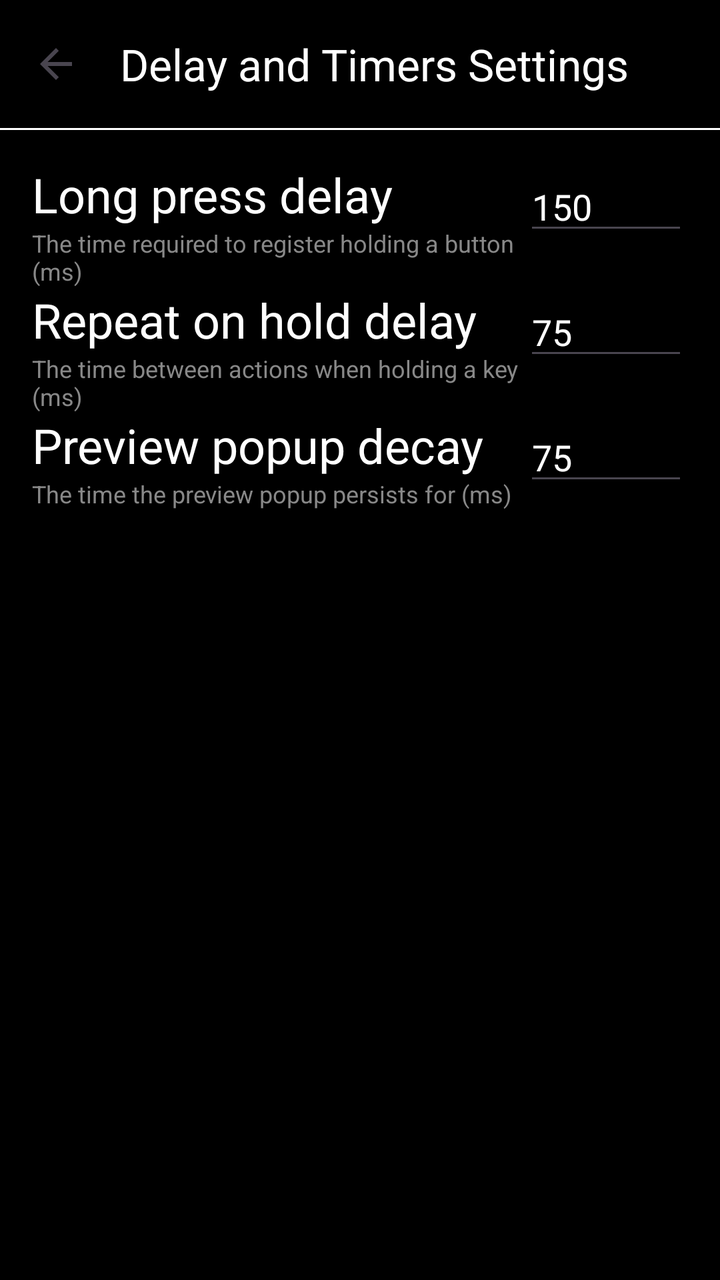
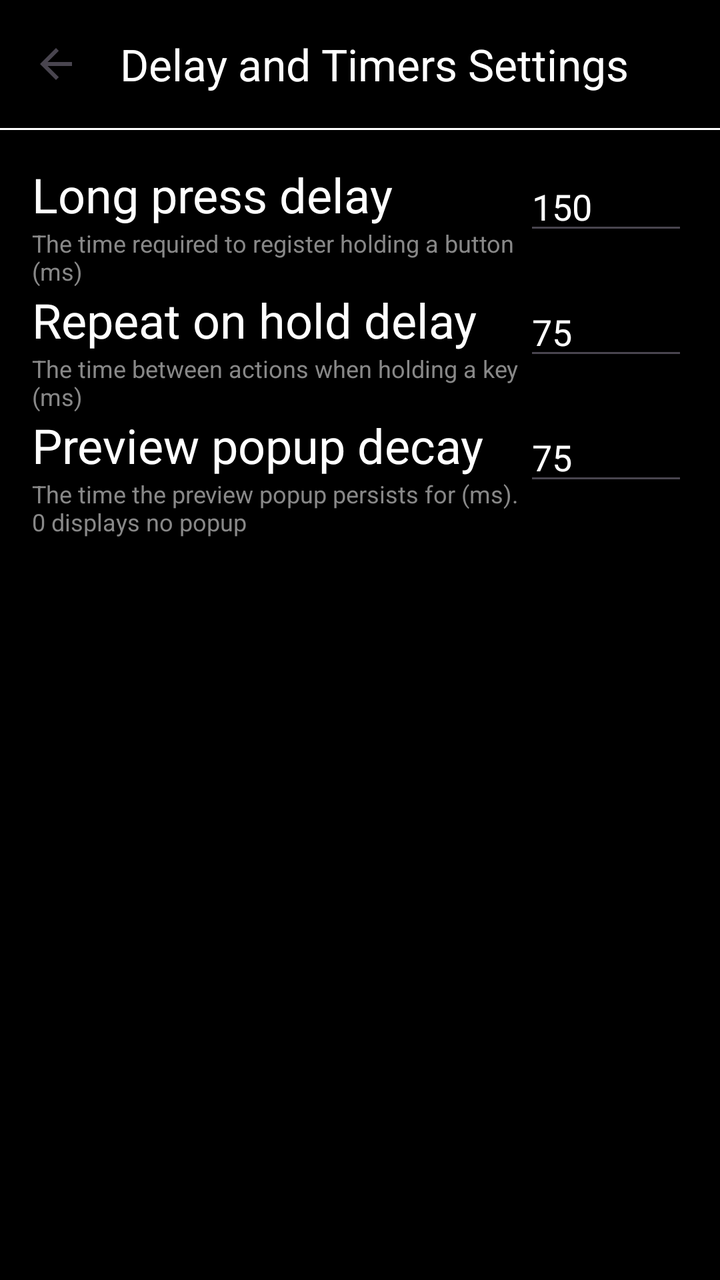

An Android layout rendered at two revisions. The XML below is the earlier revision; the diff shows what the commit changed to produce the second picture.
<!-- AndroidManifest.xml: activity theme Theme -->
<!-- res/layout/fragment_timers_settings.xml -->
<?xml version="1.0" encoding="utf-8"?>
<androidx.constraintlayout.widget.ConstraintLayout
    xmlns:android="http://schemas.android.com/apk/res/android"
    xmlns:app="http://schemas.android.com/apk/res-auto"
    xmlns:tools="http://schemas.android.com/tools"
    android:layout_width="match_parent"
    android:layout_height="match_parent"
    android:background="#000000"
    android:fitsSystemWindows="true">

    <androidx.appcompat.widget.Toolbar
        android:id="@+id/toolbar"
        android:layout_width="match_parent"
        android:layout_height="?attr/actionBarSize"
        android:background="@color/black"
        app:title="Delay and Timers Settings"
        app:navigationIconTint="@android:color/white"
        app:titleTextColor="@android:color/white"
        app:navigationIcon="?attr/homeAsUpIndicator"
        app:layout_constraintTop_toTopOf="parent"
        app:layout_constraintStart_toStartOf="parent"
        app:layout_constraintEnd_toEndOf="parent" />

    <View
        android:id="@+id/toolbar_divider"
        android:layout_width="match_parent"
        android:layout_height="1dp"
        android:background="#ffffff"
        app:layout_constraintTop_toBottomOf="@id/toolbar"
        app:layout_constraintStart_toStartOf="parent"
        app:layout_constraintEnd_toEndOf="parent" />

    <ScrollView
        android:layout_width="match_parent"
        app:item_layout="@layout/item_layout"
        app:layout_constraintEnd_toEndOf="parent"
        app:layout_constraintStart_toStartOf="parent"
        app:layout_constraintTop_toBottomOf="@id/toolbar_divider"
        android:layout_height="wrap_content"
        android:paddingLeft="0dp">

        <LinearLayout
            android:layout_width="match_parent"
            android:layout_height="wrap_content"
            android:orientation="vertical"
            android:padding="16dp">

            <LinearLayout
                android:layout_width="match_parent"
                android:layout_height="wrap_content"
                android:orientation="horizontal">

                <LinearLayout
                    android:layout_width="match_parent"
                    android:layout_height="wrap_content"
                    android:layout_weight="1"
                    android:orientation="vertical">

                    <TextView
                        android:layout_width="wrap_content"
                        android:layout_height="wrap_content"
                        android:layout_weight="1"
                        android:text="Long press delay"
                        android:textColor="#FFFFFF"
                        android:textSize="24sp" />
                    <TextView
                        android:layout_width="match_parent"
                        android:layout_height="wrap_content"
                        android:layout_weight="1"
                        android:text="The time required to register holding a button (ms)"
                        android:textColor="#888888"
                        android:textSize="12sp" />
                </LinearLayout>

                <EditText
                    android:id="@+id/longPress"
                    android:layout_width="match_parent"
                    android:layout_height="wrap_content"
                    android:layout_weight="3"
                    android:ems="5"
                    android:inputType="number"
                    android:textColor="#FFFFFF"
                    android:text="150" />
            </LinearLayout>

            <LinearLayout
                android:layout_width="match_parent"
                android:layout_height="wrap_content"
                android:orientation="horizontal">

                <LinearLayout
                    android:layout_width="match_parent"
                    android:layout_height="wrap_content"
                    android:layout_weight="1"
                    android:orientation="vertical">

                    <TextView
                        android:layout_width="wrap_content"
                        android:layout_height="wrap_content"
                        android:layout_weight="1"
                        android:text="Repeat on hold delay"
                        android:textColor="#FFFFFF"
                        android:textSize="24sp" />
                    <TextView
                        android:layout_width="match_parent"
                        android:layout_height="wrap_content"
                        android:layout_weight="1"
                        android:text="The time between actions when holding a key (ms)"
                        android:textColor="#888888"
                        android:textSize="12sp" />
                </LinearLayout>

                <EditText
                    android:id="@+id/repeat"
                    android:layout_width="match_parent"
                    android:layout_height="wrap_content"
                    android:layout_weight="3"
                    android:ems="5"
                    android:inputType="number"
                    android:textColor="#FFFFFF"
                    android:text="75" />
            </LinearLayout>

            <LinearLayout
                android:layout_width="match_parent"
                android:layout_height="wrap_content"
                android:orientation="horizontal">

                <LinearLayout
                    android:layout_width="match_parent"
                    android:layout_height="wrap_content"
                    android:layout_weight="1"
                    android:orientation="vertical">

                    <TextView
                        android:layout_width="wrap_content"
                        android:layout_height="wrap_content"
                        android:layout_weight="1"
                        android:text="Preview popup decay"
                        android:textColor="#FFFFFF"
                        android:textSize="24sp" />
                    <TextView
                        android:layout_width="match_parent"
                        android:layout_height="wrap_content"
                        android:layout_weight="1"
                        android:text="The time the preview popup persists for (ms)"
                        android:textColor="#888888"
                        android:textSize="12sp" />
                </LinearLayout>

                <EditText
                    android:id="@+id/decay"
                    android:layout_width="match_parent"
                    android:layout_height="wrap_content"
                    android:layout_weight="3"
                    android:ems="5"
                    android:inputType="number"
                    android:textColor="#FFFFFF"
                    android:text="75" />
            </LinearLayout>


        </LinearLayout>
    </ScrollView>

</androidx.constraintlayout.widget.ConstraintLayout>
<!-- res/layout/item_layout.xml (included above) -->
<?xml version="1.0" encoding="utf-8"?>
<androidx.constraintlayout.widget.ConstraintLayout xmlns:android="http://schemas.android.com/apk/res/android"
    xmlns:app="http://schemas.android.com/apk/res-auto"
    xmlns:tools="http://schemas.android.com/tools"
    android:layout_width="match_parent"
    android:layout_height="wrap_content">

    <LinearLayout
        android:layout_width="match_parent"
        android:layout_height="match_parent"
        android:orientation="horizontal">

        <Space
            android:layout_width="10dp"
            android:layout_height="wrap_content"
            android:layout_weight="0"
            />

        <TextView
            android:id="@+id/name"
            android:layout_width="wrap_content"
            android:layout_height="wrap_content"
            android:layout_weight="1"
            android:text="Layout name"
            android:textColor="#FFFFFF" />

        <CheckBox
            android:id="@+id/enabled"
            android:layout_width="wrap_content"
            android:layout_height="wrap_content"
            android:layout_weight="0"
            android:buttonTint="#FFFFFF" />


        <ImageButton
            android:id="@+id/delete"
            android:layout_width="36dp"
            android:layout_height="48dp"
            android:src="@drawable/bin"
            android:scaleType="fitCenter"
            android:backgroundTint="#00000000"
            android:padding="0dp" />

        <ImageView
            android:id="@+id/drag"
            android:layout_width="-100dp"
            android:layout_height="match_parent"
            android:layout_weight="0"
            app:srcCompat="@android:drawable/arrow_down_float" />

    </LinearLayout>
</androidx.constraintlayout.widget.ConstraintLayout>
<!-- resources referenced by this layout -->
<resources>
  <color name="black">#FF000000</color>
  <!-- drawable bin (drawable) -->
  <vector xmlns:android="http://schemas.android.com/apk/res/android"
      android:width="16dp"
      android:height="16dp"
      android:viewportWidth="4.2333"
      android:viewportHeight="4.2333">
    <path
        android:pathData="M1.3891,0.9922L2.8443,0.9922A0.2646,0.0661 0,0 1,3.1089 1.0583L3.1089,1.0583A0.2646,0.0661 0,0 1,2.8443 1.1245L1.3891,1.1245A0.2646,0.0661 0,0 1,1.1245 1.0583L1.1245,1.0583A0.2646,0.0661 0,0 1,1.3891 0.9922z"
        android:strokeLineJoin="round"
        android:strokeWidth="0.10257"
        android:fillColor="#ffffff"
        android:strokeLineCap="round"/>
    <path
        android:pathData="M1.1245,1.0583h1.9844v0.0661h-1.9844z"
        android:strokeLineJoin="round"
        android:strokeWidth="0.0725279"
        android:fillColor="#ffffff"
        android:strokeLineCap="round"/>
    <path
        android:pathData="m1.2435,1.1906 l0.0661,2.1167H2.9238L2.9899,1.1906ZM1.3758,1.3229H2.8576L2.8008,3.175h-1.3681z"
        android:strokeLineJoin="round"
        android:strokeWidth="0.30458"
        android:fillColor="#ffffff"
        android:strokeLineCap="round"/>
    <path
        android:pathData="M1.9844,0.926h0.2646v0.1323h-0.2646z"
        android:strokeLineJoin="round"
        android:strokeWidth="0.17805"
        android:fillColor="#ffffff"
        android:strokeLineCap="round"/>
  </vector>
  <style name="Theme" parent="Theme.AppCompat.Light.DarkActionBar">
          <item name="colorPrimary">#000000</item>
          <item name="colorPrimaryDark">#000000</item>
          <item name="colorAccent">#000000</item>
      </style>
</resources>

<!-- the commit's change to res/layout/fragment_timers_settings.xml (unified diff, before → after) -->
@@ -143,7 +143,7 @@
                         android:layout_width="match_parent"
                         android:layout_height="wrap_content"
                         android:layout_weight="1"
-                        android:text="The time the preview popup persists for (ms)"
+                        android:text="The time the preview popup persists for (ms). 0 displays no popup"
                         android:textColor="#888888"
                         android:textSize="12sp" />
                 </LinearLayout>
